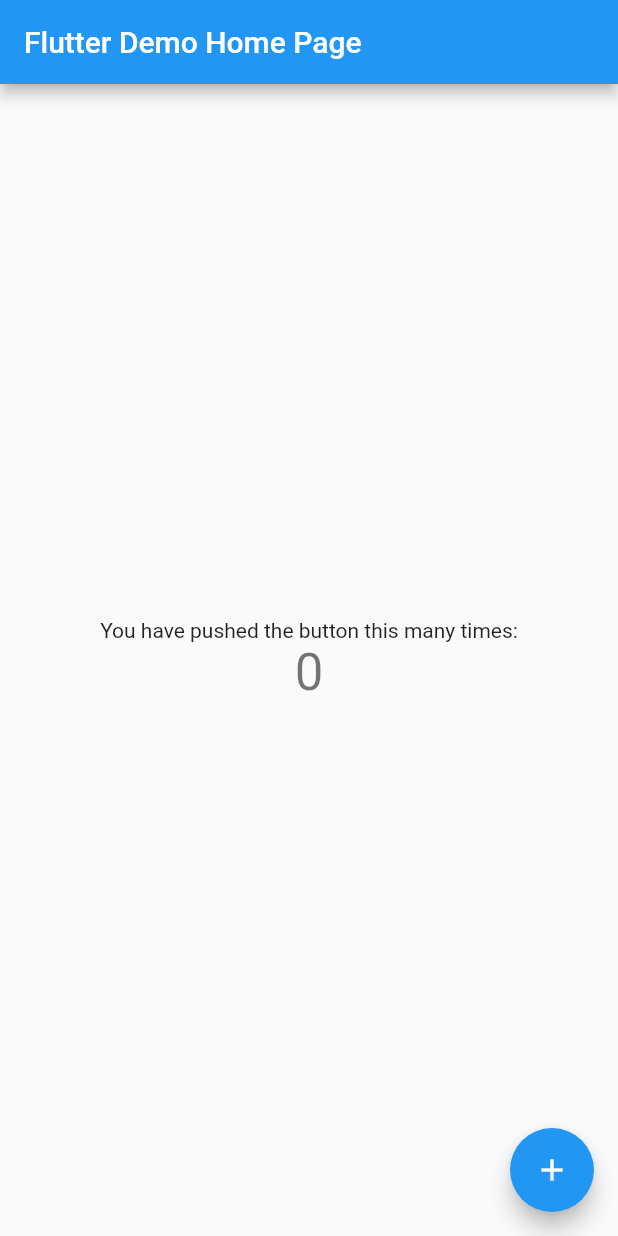
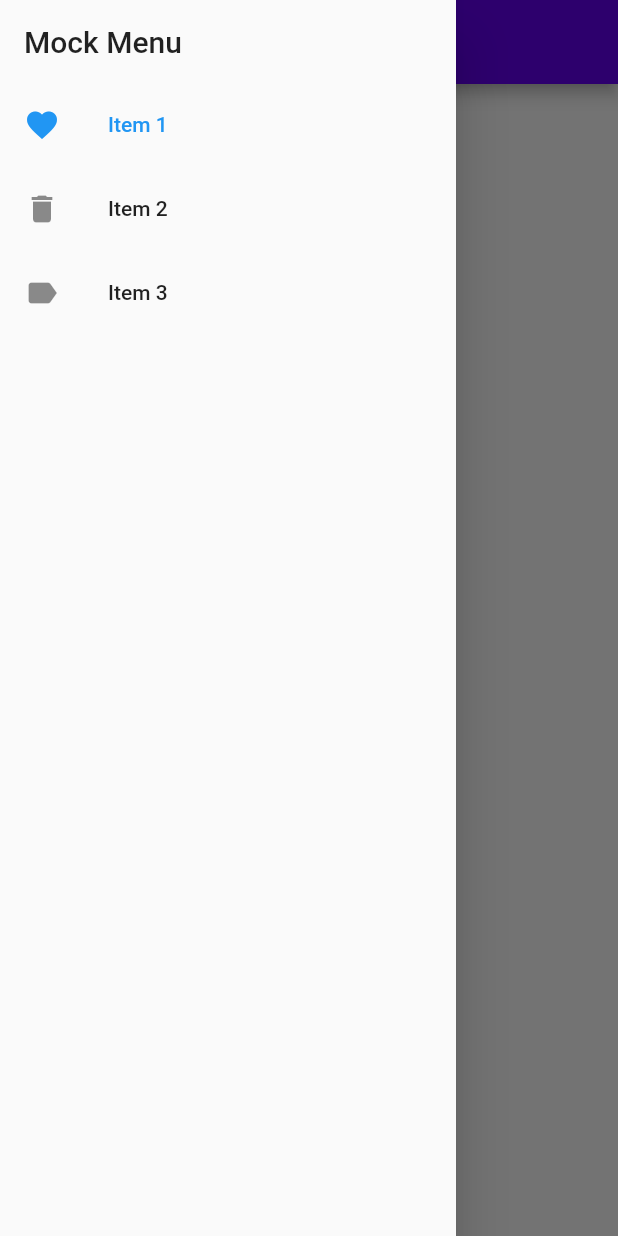
Before and after one commit to JordanBarkway123/AppTestStuff, a Flutter app: the screen it shows after launch, with the side drawer open (before the commit the screen has no drawer), on a phone screen of 412 x 824 dp. Run offline on Flutter 3.47's test engine with Material 2 defaults, Android fonts, the phone set to English and light mode, and no system bars.

Commit message:
Menu Test

```diff
--- a/my_first_application/lib/main.dart
+++ b/my_first_application/lib/main.dart
@@ -1,113 +1,82 @@
 import 'package:flutter/material.dart';
 
-void main() {
-  runApp(MyApp());
-}
+void main() => runApp(MyApp());
 
 class MyApp extends StatelessWidget {
-  // This widget is the root of your application.
+  final appTitle = 'Drawer Demo';
+
   @override
   Widget build(BuildContext context) {
     return MaterialApp(
-      title: 'Flutter Demo',
+      title: appTitle,
+      home: MyHomePage(title: appTitle),
       theme: ThemeData(
-        // This is the theme of your application.
-        //
-        // Try running your application with "flutter run". You'll see the
-        // application has a blue toolbar. Then, without quitting the app, try
-        // changing the primarySwatch below to Colors.green and then invoke
-        // "hot reload" (press "r" in the console where you ran "flutter run",
-        // or simply save your changes to "hot reload" in a Flutter IDE).
-        // Notice that the counter didn't reset back to zero; the application
-        // is not restarted.
-        primarySwatch: Colors.blue,
+        primaryColor: Color(0xFF6200EE),
       ),
-      home: MyHomePage(title: 'Flutter Demo Home Page'),
     );
   }
 }
 
 class MyHomePage extends StatefulWidget {
+  final String title;
+
   MyHomePage({Key key, this.title}) : super(key: key);
-
-  // This widget is the home page of your application. It is stateful, meaning
-  // that it has a State object (defined below) that contains fields that affect
-  // how it looks.
-
-  // This class is the configuration for the state. It holds the values (in this
-  // case the title) provided by the parent (in this case the App widget) and
-  // used by the build method of the State. Fields in a Widget subclass are
-  // always marked "final".
-
-  final String title;
 
   @override
   _MyHomePageState createState() => _MyHomePageState();
 }
 
 class _MyHomePageState extends State<MyHomePage> {
-  int _counter = 0;
-
-  void _incrementCounter() {
-    setState(() {
-      // This call to setState tells the Flutter framework that something has
-      // changed in this State, which causes it to rerun the build method below
-      // so that the display can reflect the updated values. If we changed
-      // _counter without calling setState(), then the build method would not be
-      // called again, and so nothing would appear to happen.
-      _counter++;
-    });
-  }
+  int _selectedDestination = 0;
 
   @override
   Widget build(BuildContext context) {
-    // This method is rerun every time setState is called, for instance as done
-    // by the _incrementCounter method above.
-    //
-    // The Flutter framework has been optimized to make rerunning build methods
-    // fast, so that you can just rebuild anything that needs updating rather
-    // than having to individually change instances of widgets.
+    final theme = Theme.of(context);
+    final textTheme = theme.textTheme;
+
     return Scaffold(
       appBar: AppBar(
-        // Here we take the value from the MyHomePage object that was created by
-        // the App.build method, and use it to set our appbar title.
         title: Text(widget.title),
       ),
-      body: Center(
-        // Center is a layout widget. It takes a single child and positions it
-        // in the middle of the parent.
-        child: Column(
-          // Column is also a layout widget. It takes a list of children and
-          // arranges them vertically. By default, it sizes itself to fit its
-          // children horizontally, and tries to be as tall as its parent.
-          //
-          // Invoke "debug painting" (press "p" in the console, choose the
-          // "Toggle Debug Paint" action from the Flutter Inspector in Android
-          // Studio, or the "Toggle Debug Paint" command in Visual Studio Code)
-          // to see the wireframe for each widget.
-          //
-          // Column has various properties to control how it sizes itself and
-          // how it positions its children. Here we use mainAxisAlignment to
-          // center the children vertically; the main axis here is the vertical
-          // axis because Columns are vertical (the cross axis would be
-          // horizontal).
-          mainAxisAlignment: MainAxisAlignment.center,
+      drawer: Drawer(
+        child: ListView(
+          // Important: Remove any padding from the ListView.
+          padding: EdgeInsets.zero,
           children: <Widget>[
-            Text(
-              'You have pushed the button this many times:',
+            Padding(
+              padding: const EdgeInsets.all(16.0),
+              child: Text(
+                'Mock Menu',
+                style: textTheme.headline6,
+              ),
             ),
-            Text(
-              '$_counter',
-              style: Theme.of(context).textTheme.headline4,
+            ListTile(
+              leading: Icon(Icons.favorite),
+              title: Text('Item 1'),
+              selected: _selectedDestination == 0,
+              onTap: () => selectDestination(0),
+            ),
+            ListTile(
+              leading: Icon(Icons.delete),
+              title: Text('Item 2'),
+              selected: _selectedDestination == 1,
+              onTap: () => selectDestination(1),
+            ),
+            ListTile(
+              leading: Icon(Icons.label),
+              title: Text('Item 3'),
+              selected: _selectedDestination == 2,
+              onTap: () => selectDestination(2),
             ),
           ],
         ),
       ),
-      floatingActionButton: FloatingActionButton(
-        onPressed: _incrementCounter,
-        tooltip: 'Increment',
-        child: Icon(Icons.add),
-      ), // This trailing comma makes auto-formatting nicer for build methods.
     );
   }
+
+  void selectDestination(int index) {
+    setState(() {
+      _selectedDestination = index;
+    });
+  }
 }
```
